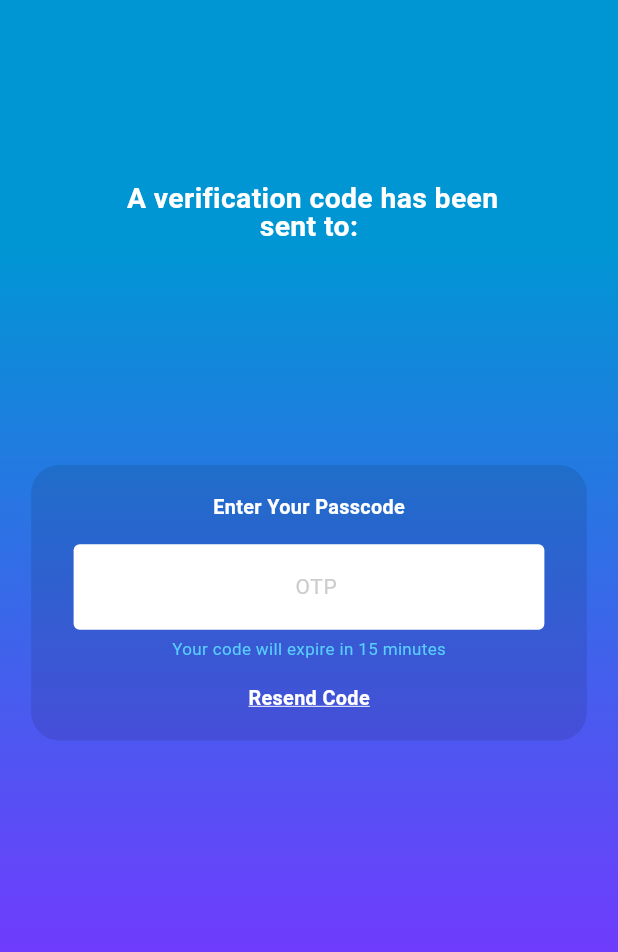
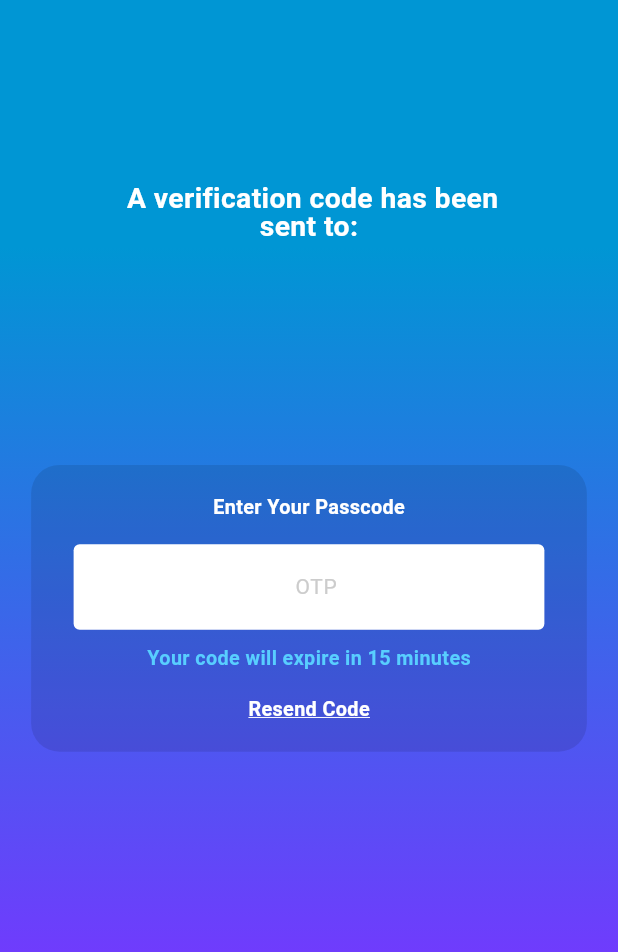
Before and after one commit to bhumit822/sublimvivek, a Flutter app: the otpVerificationView screen opened by its route, on a phone screen of 412 x 824 dp. Shown: the top 952 px of the screen. Run offline on Flutter 3.47's test engine with Material 3 defaults, Android fonts, the phone set to English and light mode, and no system bars; our stand-ins replace dio, flutter_screenutil, flutter_svg, get_storage, go_router, webview_flutter; accounts and stored records are empty; Roboto replaces fonts that are missing (Circular); project files that could hold a hidden picture were left out.

Commit message:
feat: otp invalide message set from backend

```diff
--- /dev/null
+++ b/lib/features/auth/model/verify_otp_mdoel.dart
@@ -0,0 +1,44 @@
+// To parse this JSON data, do
+//
+//     final vevrifyOtpModel = vevrifyOtpModelFromMap(jsonString);
+
+import 'dart:convert';
+
+VevrifyOtpModel vevrifyOtpModelFromMap(String str) => VevrifyOtpModel.fromMap(json.decode(str));
+
+String vevrifyOtpModelToMap(VevrifyOtpModel data) => json.encode(data.toMap());
+
+class VevrifyOtpModel {
+    final String? bearerToken;
+    final String? title;
+    final String? detail;
+
+    VevrifyOtpModel({
+        this.bearerToken,
+        this.title,
+        this.detail,
+    });
+
+    VevrifyOtpModel copyWith({
+        String? bearerToken,
+        String? title,
+        String? detail,
+    }) =>
+        VevrifyOtpModel(
+            bearerToken: bearerToken ?? this.bearerToken,
+            title: title ?? this.title,
+            detail: detail ?? this.detail,
+        );
+
+    factory VevrifyOtpModel.fromMap(Map<String, dynamic> json) => VevrifyOtpModel(
+        bearerToken: json["bearer_token"],
+        title: json["title"],
+        detail: json["detail"],
+    );
+
+    Map<String, dynamic> toMap() => {
+        "bearer_token": bearerToken,
+        "title": title,
+        "detail": detail,
+    };
+}
--- a/lib/features/auth/view/welcome_view.dart
+++ b/lib/features/auth/view/welcome_view.dart
@@ -57,7 +57,7 @@ class otpVerificationView extends StatelessWidget {
                     ),
                     height15,
                     textFormField(
-                      keyboardType: TextInputType.number,
+                        keyboardType: TextInputType.number,
                         maxLines: 1,
                         obscureText: true,
                         textAlign: TextAlign.center,
@@ -72,11 +72,17 @@ class otpVerificationView extends StatelessWidget {
                         ),
                         controller: authProvider.OTPController,
                         borderRaduis: 4),
-                    height05,
+                    SizedBox(
+                      height: 10.h,
+                    ),
                     Text(
-                      "Your code will expire in 15 minutes",
-                      style: AppTextStyle.semiBold12.copyWith(
-                        color: AppColors.LightprimaryColor,
+                      authProvider.errorMessage != ""
+                          ? authProvider.errorMessage
+                          : "Your code will expire in 15 minutes",
+                      style: AppTextStyle.semiBold14.copyWith(
+                        color: authProvider.errorMessage != ""
+                            ? AppColors.errorColor
+                            : AppColors.LightprimaryColor,
                       ),
                     ),
                     height15,
--- a/lib/ui_component/style/colors.dart
+++ b/lib/ui_component/style/colors.dart
@@ -25,4 +25,5 @@ class AppColors {
   static const Color lableButtonColor = Color(0xFFFFF6D5);
   static const Color grey99Color = Color(0xFF999999);
   static const Color dividerColor = Color(0xFFD3D1D1);
+  static const Color errorColor = Color(0xFFFF9D88);
 }
```
Also changed, not shown: lib/features/auth/provide/auth_provider.dart (+21 -12 lines), lib/services/API/repo.dart (+12 -14 lines).
